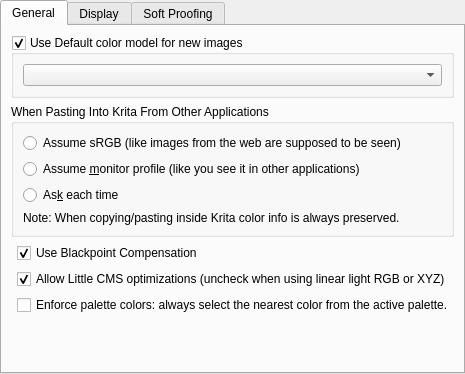
KDE/krita, file libs/ui/forms/wdgcolorsettings.ui: the form before one commit.
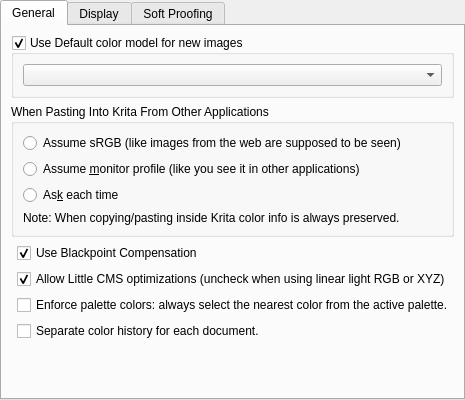
The form after the commit. Custom widgets are drawn as their Qt base class.

Commit message: User configurable color history, either shared or per document

```diff
--- a/libs/ui/forms/wdgcolorsettings.ui
+++ b/libs/ui/forms/wdgcolorsettings.ui
@@ -127,7 +127,14 @@
          </property>
         </widget>
        </item>
-       <item row="5" column="0" colspan="2">
+       <item row="5" column="1">
+        <widget class="QCheckBox" name="chkColorHistoryPerDocument">
+         <property name="text">
+          <string>Separate color history for each document.</string>
+         </property>
+        </widget>
+       </item>
+       <item row="6" column="0" colspan="2">
         <spacer name="verticalSpacer_3">
          <property name="orientation">
           <enum>Qt::Vertical</enum>
```
The commit also changes 10 other files.
